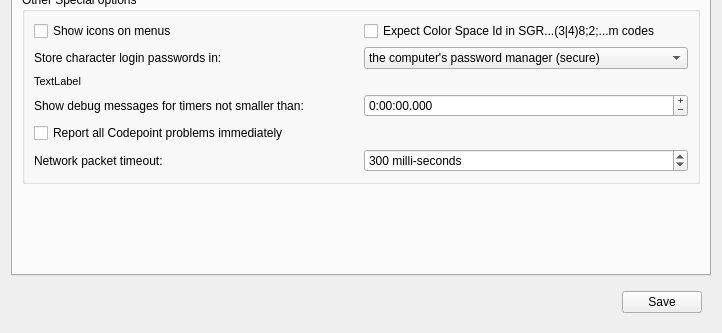
Qt form src/ui/profile_preferences.ui (Mudlet/Mudlet) before a commit; both pictures show x 0 to 722 and y 328 to 661 of the 722 by 661 pixel window.
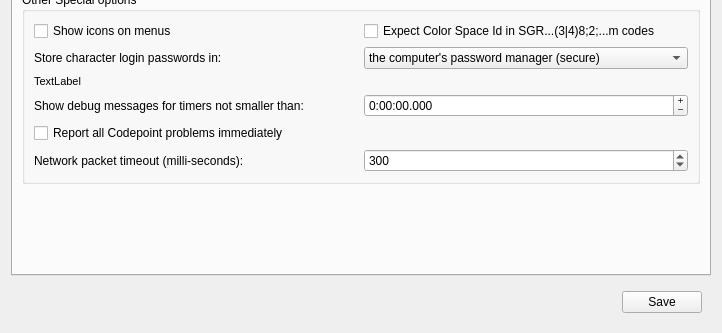
The same form after that commit. The open tabs and pages were chosen to show the change. Icons and pictures are not drawn. Custom widgets are drawn as their Qt base class.

Commit message: Revise: following peer review of a duplicate PR

What changed in the file:
```diff
--- a/src/ui/profile_preferences.ui
+++ b/src/ui/profile_preferences.ui
@@ -3493,7 +3493,7 @@
           <item row="6" column="0">
            <widget class="QLabel" name="label_networkPackerTimeout">
             <property name="text">
-             <string>Network packet timeout:</string>
+             <string>Network packet timeout (milli-seconds):</string>
             </property>
             <property name="buddy">
              <cstring>spinBox_networkPacketTimeout</cstring>
@@ -3507,7 +3507,7 @@
 &lt;p&gt;&lt;i&gt;Adjustment of this control is &lt;b&gt;NOT&lt;/b&gt; recommended unless needed and tested for particular network conditions and MUD Game servers.&lt;/i&gt;&lt;/p&gt;</string>
             </property>
             <property name="suffix">
-             <string> milli-seconds</string>
+             <string/>
             </property>
             <property name="minimum">
              <number>10</number>
```
Left out of the diff: 3 changed lines with no effect on the pictures. The commit also changes 1 other file.
